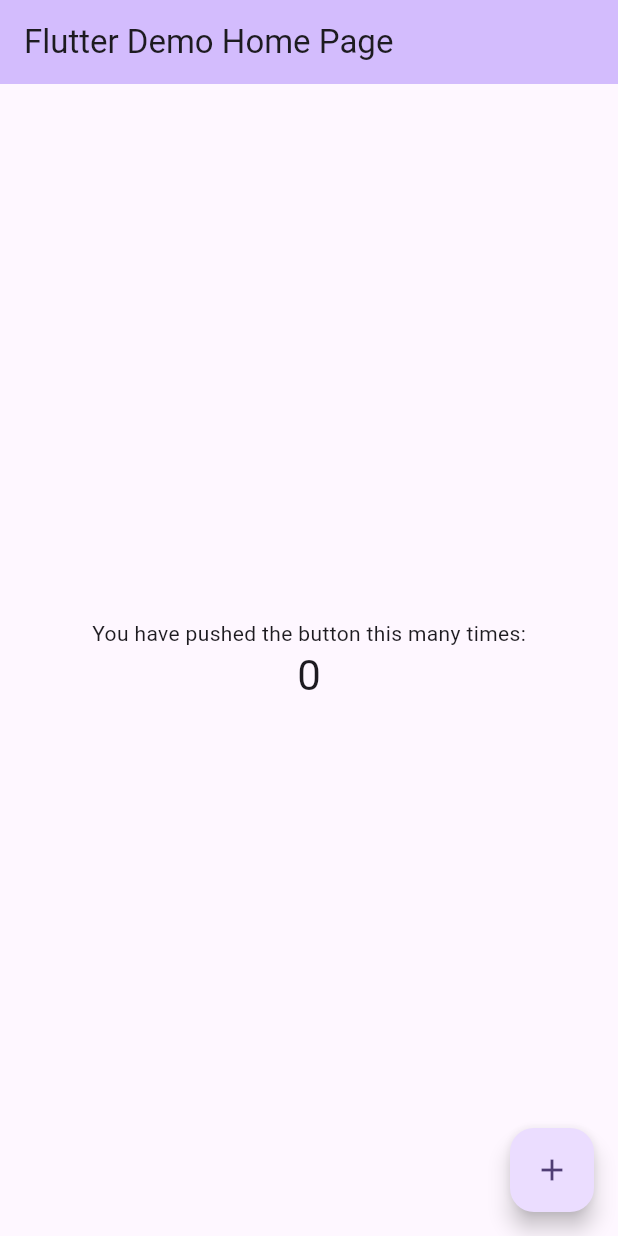
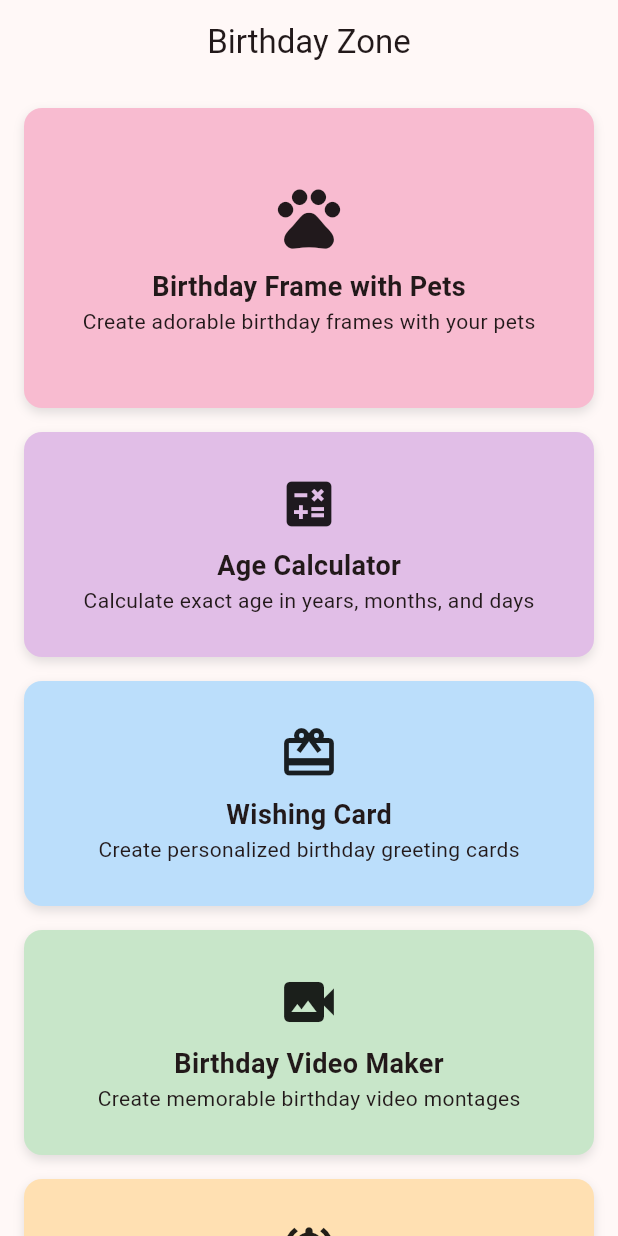
Before and after one commit to wigiart/wigiart_app, a Flutter app: the screen it shows after launch, on a phone screen of 412 x 824 dp. Run offline on Flutter 3.47's test engine with Material 3 defaults, Android fonts, the phone set to English and light mode, and no system bars.

Commit message:
basic home page

```diff
--- /dev/null
+++ b/lib/birthday_home_page.dart
@@ -0,0 +1,196 @@
+import 'package:flutter/material.dart';
+
+class BirthdayHomePage extends StatelessWidget {
+  const BirthdayHomePage({Key? key}) : super(key: key);
+
+  @override
+  Widget build(BuildContext context) {
+    return Scaffold(
+      appBar: AppBar(
+        title: const Text('Birthday Zone'),
+        centerTitle: true,
+      ),
+      body: SingleChildScrollView(
+        padding: const EdgeInsets.all(16.0),
+        child: Column(
+          crossAxisAlignment: CrossAxisAlignment.stretch,
+          children: [
+            // Birthday Frame with Pets Container
+            Container(
+              height: 200,
+              margin: const EdgeInsets.only(bottom: 16),
+              decoration: BoxDecoration(
+                color: Colors.pink[100],
+                borderRadius: BorderRadius.circular(12),
+                boxShadow: [
+                  BoxShadow(
+                    color: Colors.grey.withOpacity(0.3),
+                    blurRadius: 5,
+                    offset: const Offset(0, 3),
+                  ),
+                ],
+              ),
+              child: const Center(
+                child: Column(
+                  mainAxisAlignment: MainAxisAlignment.center,
+                  children: [
+                    Icon(Icons.pets, size: 50),
+                    SizedBox(height: 8),
+                    Text(
+                      'Birthday Frame with Pets',
+                      style:
+                          TextStyle(fontSize: 18, fontWeight: FontWeight.bold),
+                    ),
+                    Text(
+                      'Create adorable birthday frames with your pets',
+                      style: TextStyle(fontSize: 14),
+                    ),
+                  ],
+                ),
+              ),
+            ),
+
+            // Age Calculator Container
+            Container(
+              height: 150,
+              margin: const EdgeInsets.only(bottom: 16),
+              decoration: BoxDecoration(
+                color: Colors.purple[100],
+                borderRadius: BorderRadius.circular(12),
+                boxShadow: [
+                  BoxShadow(
+                    color: Colors.grey.withOpacity(0.3),
+                    blurRadius: 5,
+                    offset: const Offset(0, 3),
+                  ),
+                ],
+              ),
+              child: const Center(
+                child: Column(
+                  mainAxisAlignment: MainAxisAlignment.center,
+                  children: [
+                    Icon(Icons.calculate, size: 40),
+                    SizedBox(height: 8),
+                    Text(
+                      'Age Calculator',
+                      style:
+                          TextStyle(fontSize: 18, fontWeight: FontWeight.bold),
+                    ),
+                    Text(
+                      'Calculate exact age in years, months, and days',
+                      style: TextStyle(fontSize: 14),
+                    ),
+                  ],
+                ),
+              ),
+            ),
+
+            // Wishing Card Container
+            Container(
+              height: 150,
+              margin: const EdgeInsets.only(bottom: 16),
+              decoration: BoxDecoration(
+                color: Colors.blue[100],
+                borderRadius: BorderRadius.circular(12),
+                boxShadow: [
+                  BoxShadow(
+                    color: Colors.grey.withOpacity(0.3),
+                    blurRadius: 5,
+                    offset: const Offset(0, 3),
+                  ),
+                ],
+              ),
+              child: const Center(
+                child: Column(
+                  mainAxisAlignment: MainAxisAlignment.center,
+                  children: [
+                    Icon(Icons.card_giftcard, size: 40),
+                    SizedBox(height: 8),
+                    Text(
+                      'Wishing Card',
+                      style:
+                          TextStyle(fontSize: 18, fontWeight: FontWeight.bold),
+                    ),
+                    Text(
+                      'Create personalized birthday greeting cards',
+                      style: TextStyle(fontSize: 14),
+                    ),
+                  ],
+                ),
+              ),
+            ),
+
+            // Birthday Video Maker Container
+            Container(
+              height: 150,
+              margin: const EdgeInsets.only(bottom: 16),
+              decoration: BoxDecoration(
+                color: Colors.green[100],
+                borderRadius: BorderRadius.circular(12),
+                boxShadow: [
+                  BoxShadow(
+                    color: Colors.grey.withOpacity(0.3),
+                    blurRadius: 5,
+                    offset: const Offset(0, 3),
+                  ),
+                ],
+              ),
+              child: const Center(
+                child: Column(
+                  mainAxisAlignment: MainAxisAlignment.center,
+                  children: [
+                    Icon(Icons.video_camera_back, size: 40),
+                    SizedBox(height: 8),
+                    Text(
+                      'Birthday Video Maker',
+                      style:
+                          TextStyle(fontSize: 18, fontWeight: FontWeight.bold),
+                    ),
+                    Text(
+                      'Create memorable birthday video montages',
+                      style: TextStyle(fontSize: 14),
+                    ),
+                  ],
+                ),
+              ),
+            ),
+
+            // Birthday Reminder Container
+            Container(
+              height: 150,
+              decoration: BoxDecoration(
+                color: Colors.orange[100],
+                borderRadius: BorderRadius.circular(12),
+                boxShadow: [
+                  BoxShadow(
+                    color: Colors.grey.withOpacity(0.3),
+                    blurRadius: 5,
+                    offset: const Offset(0, 3),
+                  ),
+                ],
+              ),
+              child: const Center(
+                child: Column(
+                  mainAxisAlignment: MainAxisAlignment.center,
+                  children: [
+                    Icon(Icons.notifications_active, size: 40),
+                    SizedBox(height: 8),
+                    Text(
+                      'Birthday Reminder',
+                      style:
+                          TextStyle(fontSize: 18, fontWeight: FontWeight.bold),
+                    ),
+                    Text(
+                      'Never miss important birthdays',
+                      style: TextStyle(fontSize: 14),
+                    ),
+                  ],
+                ),
+              ),
+            ),
+          ],
+        ),
+      ),
+    );
+  }
+}
--- a/lib/main.dart
+++ b/lib/main.dart
@@ -1,4 +1,5 @@
 import 'package:flutter/material.dart';
+import 'birthday_home_page.dart';
 
 void main() {
   runApp(const MyApp());
@@ -7,119 +8,15 @@
 class MyApp extends StatelessWidget {
   const MyApp({super.key});
 
-  // This widget is the root of your application.
   @override
   Widget build(BuildContext context) {
     return MaterialApp(
-      title: 'Flutter Demo',
+      title: 'Birthday App',
       theme: ThemeData(
-        // This is the theme of your application.
-        //
-        // TRY THIS: Try running your application with "flutter run". You'll see
-        // the application has a purple toolbar. Then, without quitting the app,
-        // try changing the seedColor in the colorScheme below to Colors.green
-        // and then invoke "hot reload" (save your changes or press the "hot
-        // reload" button in a Flutter-supported IDE, or press "r" if you used
-        // the command line to start the app).
-        //
-        // Notice that the counter didn't reset back to zero; the application
-        // state is not lost during the reload. To reset the state, use hot
-        // restart instead.
-        //
-        // This works for code too, not just values: Most code changes can be
-        // tested with just a hot reload.
-        colorScheme: ColorScheme.fromSeed(seedColor: Colors.deepPurple),
+        colorScheme: ColorScheme.fromSeed(seedColor: Colors.pink),
         useMaterial3: true,
       ),
-      home: const MyHomePage(title: 'Flutter Demo Home Page'),
+      home: const BirthdayHomePage(),
     );
   }
 }
-
-class MyHomePage extends StatefulWidget {
-  const MyHomePage({super.key, required this.title});
-
-  // This widget is the home page of your application. It is stateful, meaning
-  // that it has a State object (defined below) that contains fields that affect
-  // how it looks.
-
-  // This class is the configuration for the state. It holds the values (in this
-  // case the title) provided by the parent (in this case the App widget) and
-  // used by the build method of the State. Fields in a Widget subclass are
-  // always marked "final".
-
-  final String title;
-
-  @override
-  State<MyHomePage> createState() => _MyHomePageState();
-}
-
-class _MyHomePageState extends State<MyHomePage> {
-  int _counter = 0;
-
-  void _incrementCounter() {
-    setState(() {
-      // This call to setState tells the Flutter framework that something has
-      // changed in this State, which causes it to rerun the build method below
-      // so that the display can reflect the updated values. If we changed
-      // _counter without calling setState(), then the build method would not be
-      // called again, and so nothing would appear to happen.
-      _counter++;
-    });
-  }
-
-  @override
-  Widget build(BuildContext context) {
-    // This method is rerun every time setState is called, for instance as done
-    // by the _incrementCounter method above.
-    //
-    // The Flutter framework has been optimized to make rerunning build methods
-    // fast, so that you can just rebuild anything that needs updating rather
-    // than having to individually change instances of widgets.
-    return Scaffold(
-      appBar: AppBar(
-        // TRY THIS: Try changing the color here to a specific color (to
-        // Colors.amber, perhaps?) and trigger a hot reload to see the AppBar
-        // change color while the other colors stay the same.
-        backgroundColor: Theme.of(context).colorScheme.inversePrimary,
-        // Here we take the value from the MyHomePage object that was created by
-        // the App.build method, and use it to set our appbar title.
-        title: Text(widget.title),
-      ),
-      body: Center(
-        // Center is a layout widget. It takes a single child and positions it
-        // in the middle of the parent.
-        child: Column(
-          // Column is also a layout widget. It takes a list of children and
-          // arranges them vertically. By default, it sizes itself to fit its
-          // children horizontally, and tries to be as tall as its parent.
-          //
-          // Column has various properties to control how it sizes itself and
-          // how it positions its children. Here we use mainAxisAlignment to
-          // center the children vertically; the main axis here is the vertical
-          // axis because Columns are vertical (the cross axis would be
-          // horizontal).
-          //
-          // TRY THIS: Invoke "debug painting" (choose the "Toggle Debug Paint"
-          // action in the IDE, or press "p" in the console), to see the
-          // wireframe for each widget.
-          mainAxisAlignment: MainAxisAlignment.center,
-          children: <Widget>[
-            const Text(
-              'You have pushed the button this many times:',
-            ),
-            Text(
-              '$_counter',
-              style: Theme.of(context).textTheme.headlineMedium,
-            ),
-          ],
-        ),
-      ),
-      floatingActionButton: FloatingActionButton(
-        onPressed: _incrementCounter,
-        tooltip: 'Increment',
-        child: const Icon(Icons.add),
-      ), // This trailing comma makes auto-formatting nicer for build methods.
-    );
-  }
-}
```
